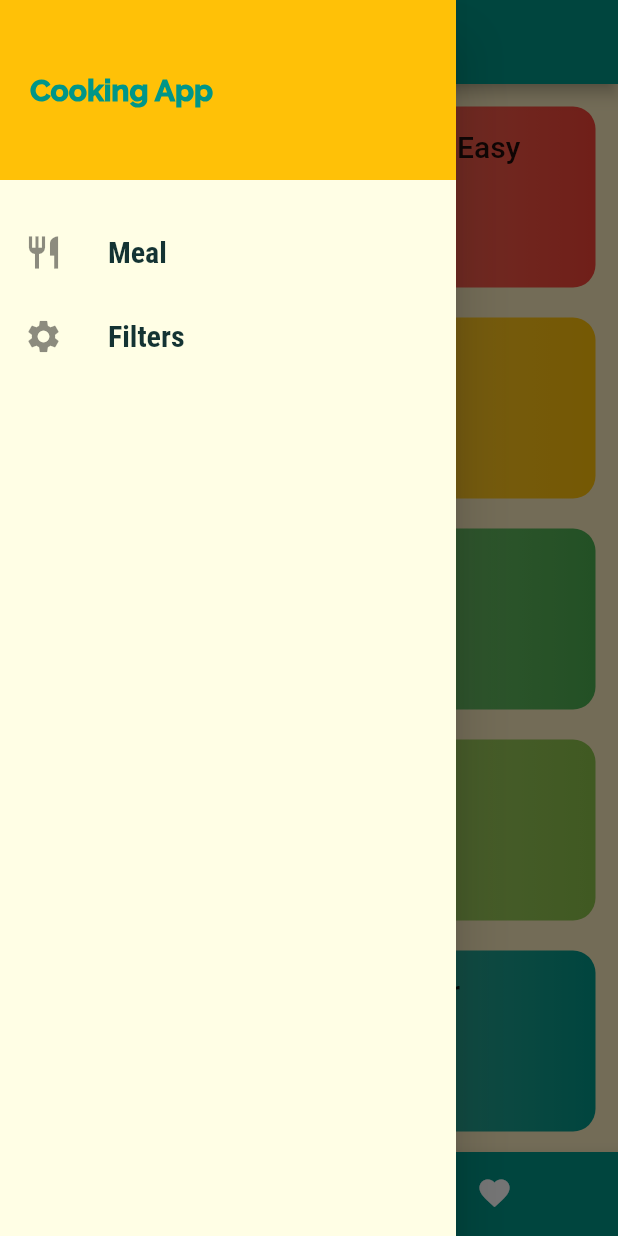
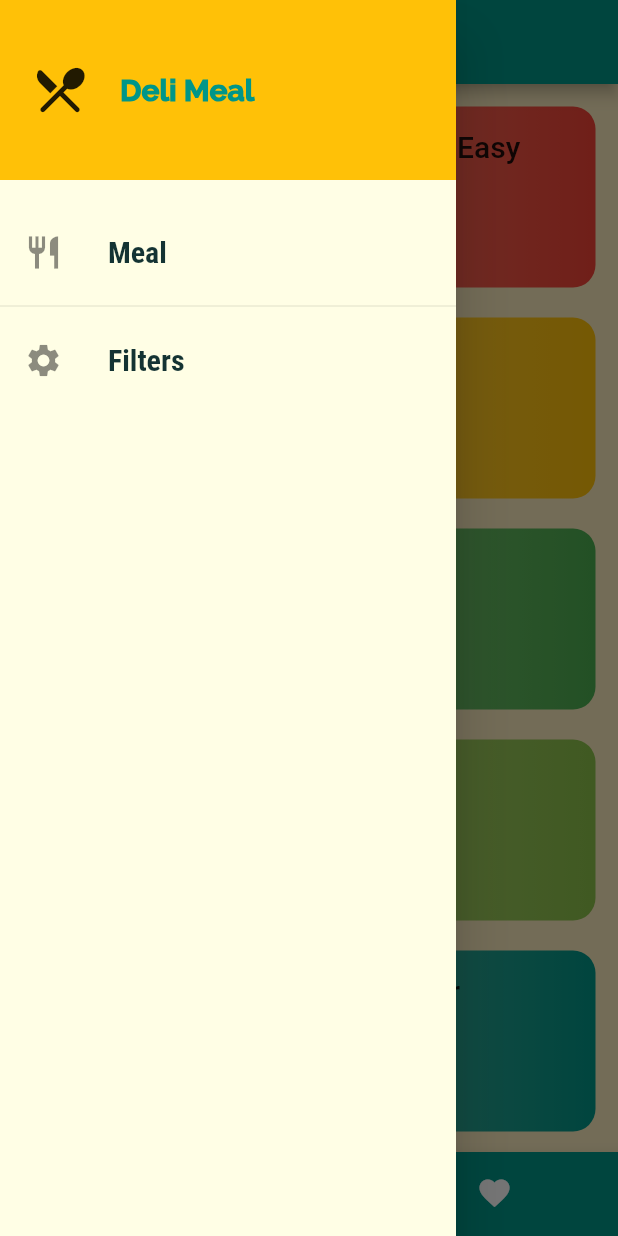
Before and after one commit to madhusudhan112/delimeal, a Flutter app: the screen it shows after launch, with the side drawer open, on a phone screen of 412 x 824 dp. Run offline on Flutter 3.47's test engine with Material 2 defaults, Android fonts, the phone set to English and light mode, and no system bars.

Commit message:
fix: Icons

```diff
--- a/lib/widgets/main_drawer.dart
+++ b/lib/widgets/main_drawer.dart
@@ -28,19 +28,30 @@ class MainDrawer extends StatelessWidget {
               width: double.infinity,
               alignment: Alignment.centerLeft,
               color: Theme.of(context).accentColor,
-            child: Text(
-              "Cooking App",
+              child: Row(
+                children: [
+                  const Icon(
+                    Icons.restaurant_menu_rounded,
+                    size: 40,
+                  ),
+                  const SizedBox(
+                    width: 20,
+                  ),
+                  Text(
+                    "Deli Meal",
                     style: TextStyle(
                       fontSize: 20,
                       fontWeight: FontWeight.w900,
                       color: Theme.of(context).primaryColor,
                     ),
                   ),
-          ),
+                ],
+              )),
           const SizedBox(
             height: 20,
           ),
           buildListTile("Meal", Icons.restaurant),
+          const Divider(),
           buildListTile("Filters", Icons.settings),
         ],
       ),
```
Lines whose indentation alone changed are shown as unchanged.
